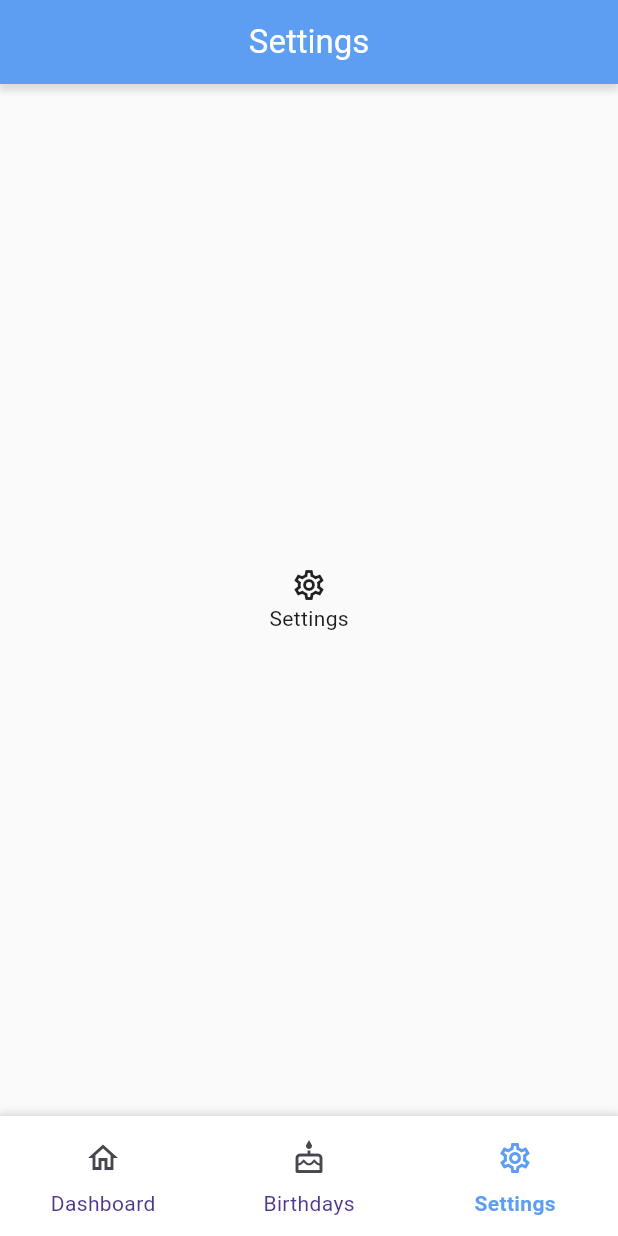
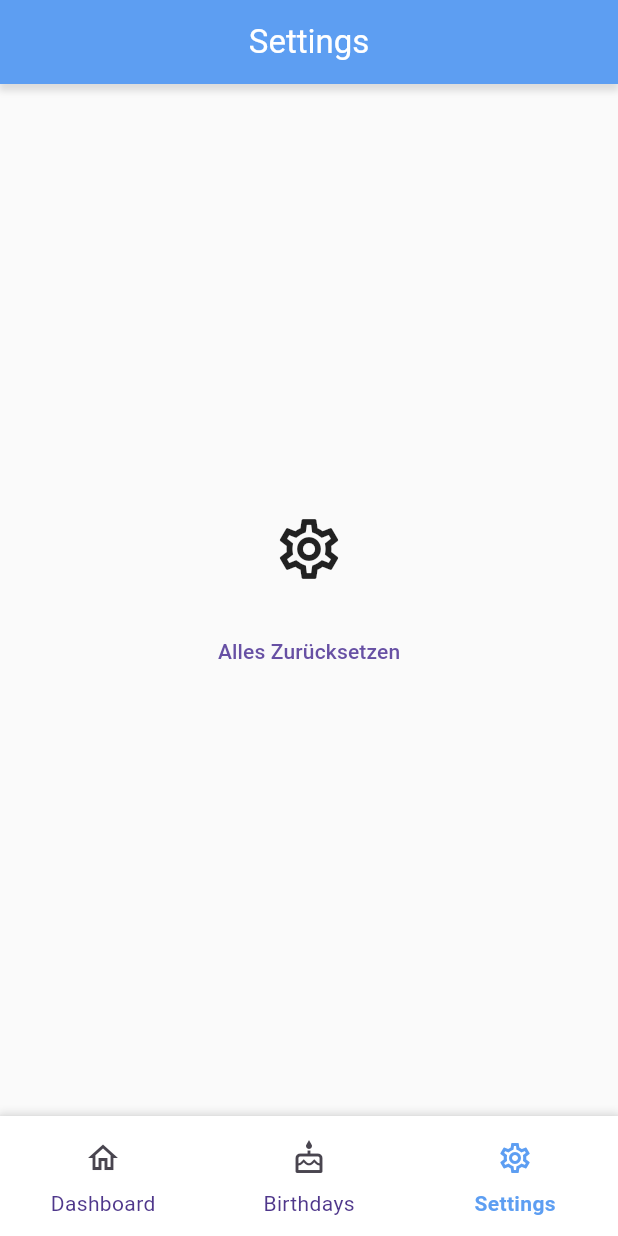
Before and after one commit to JJOmin/flutter_birthday_app, a Flutter app: the screen it shows after launch, item 3 of the bottom bar chosen, on a phone screen of 412 x 824 dp. Run offline on Flutter 3.47's test engine with Material 3 defaults, Android fonts, the phone set to English and light mode, and no system bars; our stand-ins replace confetti, custom_refresh_indicator, hive, hive_flutter, share_plus; missing offline and left inert: avatar_plus; accounts and stored records are empty.

Commit message:
Working Hive with Reset button

```diff
--- a/lib/main.dart
+++ b/lib/main.dart
@@ -12,8 +12,6 @@ import 'package:provider/provider.dart';
 import 'package:geburtstags_app/repository/birthday.repo.dart';
 import 'repository/colorpalletrepo.dart';
 import 'repository/settings.repo.dart';
-//import 'models/settings.model.dart';
-//import 'package:hive/hive.dart';
 import 'package:hive_flutter/hive_flutter.dart';
 
 void main() async {
--- a/lib/repository/birthday.repo.dart
+++ b/lib/repository/birthday.repo.dart
@@ -26,13 +26,13 @@ class BirthdayRepo extends ChangeNotifier {
           notes: "Liebt klassische Musik",
         ),
         Birthday.withId(
-          date: DateTime(1988, 12, 11),
-          name: "Thomas",
-          sirname: "Becker",
-          emailAddress: "thomas.becker@web.de",
+          date: DateTime(1867, 7, 11),
+          name: "Marie",
+          sirname: "Curie",
+          emailAddress: "Marie.Curie@web.de",
           phoneNumber: "+4915734567890",
-          skills: "Fotografie",
-          notes: "Reist gerne",
+          skills: "Chemie",
+          notes: "krass",
         ),
         Birthday.withId(
           date: DateTime(2002, 5, 17),
@@ -121,4 +121,9 @@ class BirthdayRepo extends ChangeNotifier {
             birthday.date.day == now.day && birthday.date.month == now.month)
         .toList();
   }
+
+  void clearAll() async {
+    await _box.clear();
+    notifyListeners();
+  }
 }
--- a/lib/screens/settings.screen.dart
+++ b/lib/screens/settings.screen.dart
@@ -1,4 +1,7 @@
 import 'package:flutter/material.dart';
+
+import 'package:geburtstags_app/repository/birthday.repo.dart';
+import 'package:provider/provider.dart';
 
 class SettingsScreen extends StatelessWidget {
   const SettingsScreen({super.key});
@@ -6,14 +9,30 @@ class SettingsScreen extends StatelessWidget {
 
   @override
   Widget build(BuildContext context) {
-    return const Scaffold(
-      backgroundColor: Color.fromARGB(255, 250, 250, 250),
+    return Scaffold(
+      backgroundColor: const Color.fromARGB(255, 250, 250, 250),
       body: Center(
         child: Column(
           mainAxisAlignment: MainAxisAlignment.center,
           children: [
-            Icon(Icons.settings_outlined),
-            Text('Settings'),
+            const Icon(Icons.settings_outlined, size: 48),
+            const SizedBox(height: 20),
+            TextButton(
+              onPressed: () async {
+                final repo = context.read<BirthdayRepo>();
+                repo.clearAll(); // ✅ sauber & ohne notifyListeners-Fehler
+
+                if (context.mounted) {
+                  ScaffoldMessenger.of(context).showSnackBar(
+                    const SnackBar(
+                      content: Text('Alle Geburtstage wurden zurückgesetzt.'),
+                      duration: Duration(seconds: 2),
+                    ),
+                  );
+                }
+              },
+              child: const Text('Alles Zurücksetzen'),
+            )
           ],
         ),
       ),
```
Also changed, not shown: 17 other files.
